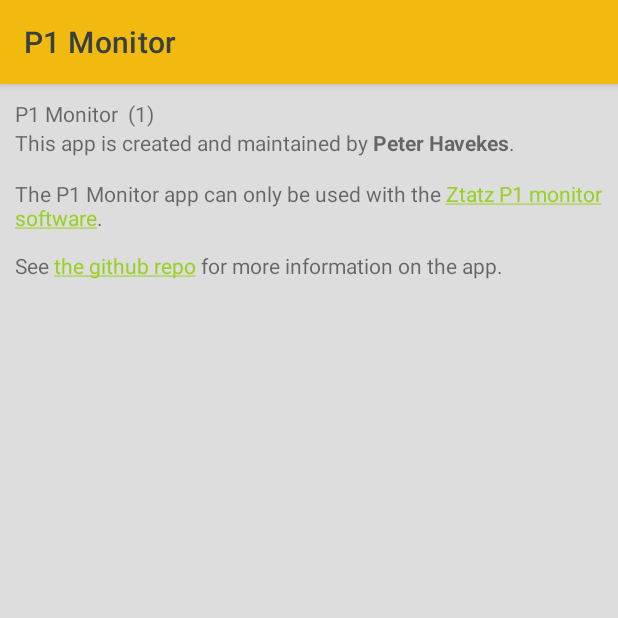
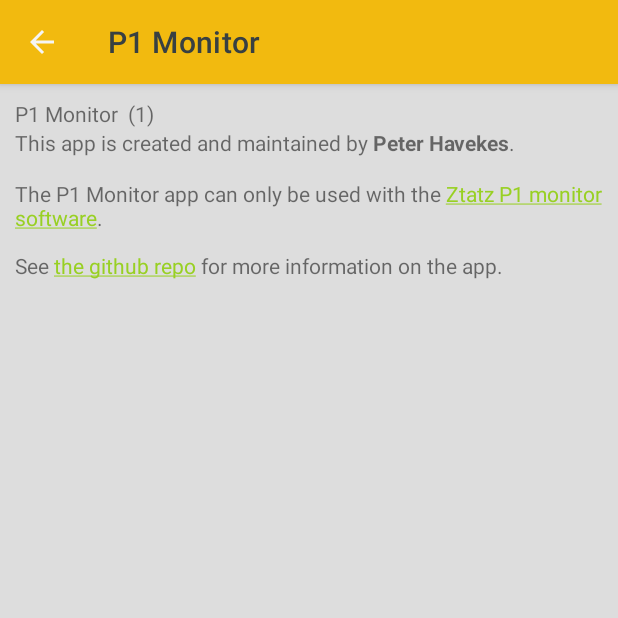
Before and after one commit to phavekes/p1monitor-android, an Android app: the AboutActivity screen opened directly, with no data from a screen before it, on a phone screen of 412 x 824 dp, the top half of it. Run offline under Robolectric (Android 15) with nearby library versions, the phone set to English and light mode, and no system bars.

Commit message:
Add back button to about-screen

```diff
--- a/app/src/main/AndroidManifest.xml
+++ b/app/src/main/AndroidManifest.xml
@@ -19,6 +19,7 @@
             android:exported="false">
             <meta-data
                 android:name="android.app.lib_name"
+                android:parentActivityName=".MainActivity"
                 android:value="" />
         </activity>
         <activity
--- a/app/src/main/java/eu/havekes/p1monitor/AboutActivity.kt
+++ b/app/src/main/java/eu/havekes/p1monitor/AboutActivity.kt
@@ -12,6 +12,8 @@ class AboutActivity : AppCompatActivity() {
     override fun onCreate(savedInstanceState: Bundle?) {
         super.onCreate(savedInstanceState)
         setContentView(R.layout.activity_about)
+        supportActionBar?.setDisplayHomeAsUpEnabled(true)
+
 
         val versionCode = BuildConfig.VERSION_CODE
         val versionName = BuildConfig.VERSION_NAME
@@ -24,4 +26,9 @@ class AboutActivity : AppCompatActivity() {
         aboutText.text= Html.fromHtml(html, Html.FROM_HTML_MODE_COMPACT)
 
     }
+
+    override fun onSupportNavigateUp(): Boolean {
+        onBackPressed()
+        return true
+    }
 }
--- a/app/src/main/res/layout/activity_about.xml
+++ b/app/src/main/res/layout/activity_about.xml
@@ -16,7 +16,7 @@
             android:id="@+id/version"
             android:layout_width="match_parent"
             android:layout_height="wrap_content"
-            android:text="version" />
+            android:text="Version" />
 
         <TextView
             android:id="@+id/AboutText"
```
